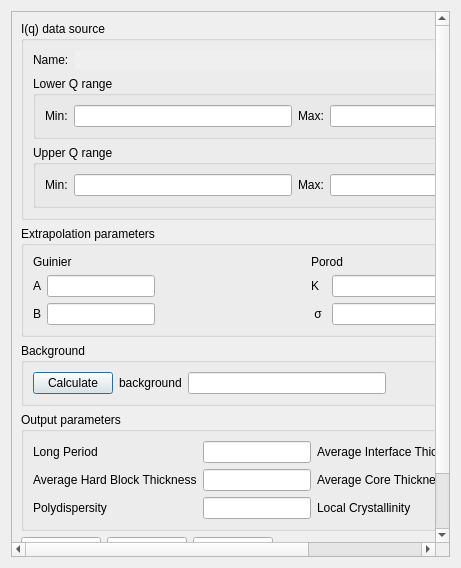
First picture: the form in src/sas/qtgui/Perspectives/Corfunc/UI/CorfuncPanel.ui, repository SasView/sasview, before the edit.
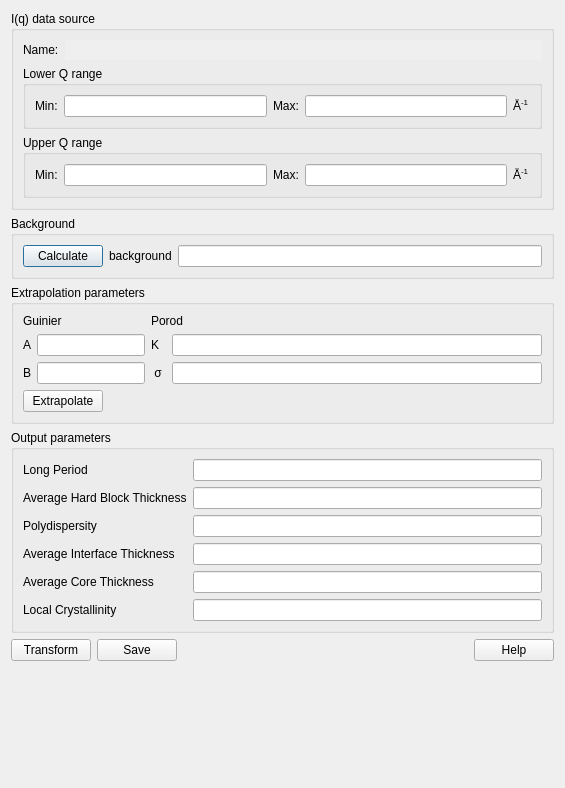
Second picture: the form after the edit.

Commit message: Modified the UI a bit in order to fit to the corfunc workflow better. Also, removed the horizontal scrollbar which misbehaved on windows.

The edit to the form file:
```diff
--- a/src/sas/qtgui/Perspectives/Corfunc/UI/CorfuncPanel.ui
+++ b/src/sas/qtgui/Perspectives/Corfunc/UI/CorfuncPanel.ui
@@ -6,19 +6,21 @@
    <rect>
     <x>0</x>
     <y>0</y>
-    <width>461</width>
-    <height>568</height>
+    <width>565</width>
+    <height>788</height>
    </rect>
   </property>
+  <property name="sizePolicy">
+   <sizepolicy hsizetype="Minimum" vsizetype="Minimum">
+    <horstretch>0</horstretch>
+    <verstretch>0</verstretch>
+   </sizepolicy>
+  </property>
   <property name="windowTitle">
    <string>Dialog</string>
   </property>
-  <layout class="QGridLayout" name="gridLayout_8">
+  <layout class="QGridLayout" name="gridLayout_4">
     <item row="0" column="0">
-      <widget class="QScrollArea" name="scroll_area">
-	<widget class="QWidget" name="scrollAreaWidgetContents">
-	  <layout class="QVBoxLayout" name="mainVerticalLayout">
-	    <item>
 	      <widget class="QGroupBox" name="groupBox">
 		<property name="title">
 		  <string>I(q) data source</string>
@@ -38,6 +40,12 @@
 			  <property name="enabled">
 			    <bool>false</bool>
 			  </property>
+          <property name="sizePolicy">
+           <sizepolicy hsizetype="MinimumExpanding" vsizetype="Fixed">
+            <horstretch>0</horstretch>
+            <verstretch>0</verstretch>
+           </sizepolicy>
+          </property>
 			  <property name="frame">
 			    <bool>false</bool>
 			  </property>
@@ -68,6 +76,12 @@
 				<property name="enabled">
 				  <bool>true</bool>
 				</property>
+             <property name="sizePolicy">
+              <sizepolicy hsizetype="MinimumExpanding" vsizetype="Fixed">
+               <horstretch>0</horstretch>
+               <verstretch>0</verstretch>
+              </sizepolicy>
+             </property>
 			      </widget>
 			    </item>
 			    <item>
@@ -82,6 +96,12 @@
 				<property name="enabled">
 				  <bool>true</bool>
 				</property>
+             <property name="sizePolicy">
+              <sizepolicy hsizetype="MinimumExpanding" vsizetype="Fixed">
+               <horstretch>0</horstretch>
+               <verstretch>0</verstretch>
+              </sizepolicy>
+             </property>
 			      </widget>
 			    </item>
 			    <item>
@@ -116,6 +136,12 @@
 				<property name="enabled">
 				  <bool>true</bool>
 				</property>
+             <property name="sizePolicy">
+              <sizepolicy hsizetype="MinimumExpanding" vsizetype="Fixed">
+               <horstretch>0</horstretch>
+               <verstretch>0</verstretch>
+              </sizepolicy>
+             </property>
 			      </widget>
 			    </item>
 			    <item>
@@ -130,6 +156,12 @@
 				<property name="enabled">
 				  <bool>true</bool>
 				</property>
+             <property name="sizePolicy">
+              <sizepolicy hsizetype="MinimumExpanding" vsizetype="Fixed">
+               <horstretch>0</horstretch>
+               <verstretch>0</verstretch>
+              </sizepolicy>
+             </property>
 			      </widget>
 			    </item>
 			    <item>
@@ -147,13 +179,59 @@
 		</layout>
 	      </widget>
 	    </item>
+   <item row="0" column="1" rowspan="6">
+    <layout class="QVBoxLayout" name="plotLayout"/>
+   </item>
+   <item row="1" column="0">
+    <widget class="QGroupBox" name="groupBox_5">
+     <property name="title">
+      <string>Background</string>
+     </property>
+     <layout class="QGridLayout" name="gridLayout_7">
+      <item row="0" column="0">
+       <layout class="QHBoxLayout" name="horizontalLayout_6">
 	    <item>
+         <widget class="QPushButton" name="cmdCalculateBg">
+          <property name="text">
+           <string>Calculate</string>
+          </property>
+         </widget>
+        </item>
+        <item>
+         <widget class="QLabel" name="label">
+          <property name="text">
+           <string>background</string>
+          </property>
+         </widget>
+        </item>
+        <item>
+         <widget class="QLineEdit" name="txtBackground">
+          <property name="sizePolicy">
+           <sizepolicy hsizetype="MinimumExpanding" vsizetype="Fixed">
+            <horstretch>0</horstretch>
+            <verstretch>0</verstretch>
+           </sizepolicy>
+          </property>
+         </widget>
+        </item>
+       </layout>
+      </item>
+     </layout>
+    </widget>
+   </item>
+   <item row="2" column="0">
 	      <widget class="QGroupBox" name="groupBox_4">
+     <property name="sizePolicy">
+      <sizepolicy hsizetype="MinimumExpanding" vsizetype="Fixed">
+       <horstretch>0</horstretch>
+       <verstretch>0</verstretch>
+      </sizepolicy>
+     </property>
 		<property name="title">
 		  <string>Extrapolation parameters</string>
 		</property>
-		<layout class="QGridLayout" name="gridLayout_4">
-		  <item row="0" column="0">
+     <layout class="QGridLayout" name="gridLayout_2">
+      <item row="0" column="0" colspan="2">
 		    <layout class="QFormLayout" name="formLayout_2">
 		      <item row="0" column="0">
 			<widget class="QLabel" name="label_8">
@@ -203,7 +281,7 @@
 		      </item>
 		    </layout>
 		  </item>
-		  <item row="0" column="1">
+      <item row="0" column="2">
 		    <layout class="QVBoxLayout" name="verticalLayout">
 		      <item>
 			<widget class="QLabel" name="label_9">
@@ -246,60 +324,46 @@
 		      </item>
 		    </layout>
 		  </item>
-		</layout>
-	      </widget>
-	    </item>
-	    <item>
-	      <widget class="QGroupBox" name="groupBox_5">
-		<property name="title">
-		  <string>Background</string>
-		</property>
-		<layout class="QGridLayout" name="gridLayout_7">
-		  <item row="0" column="0">
-		    <layout class="QHBoxLayout" name="horizontalLayout_6">
-		      <item>
-			<widget class="QPushButton" name="cmdCalculateBg">
+      <item row="1" column="0">
+       <widget class="QPushButton" name="cmdExtrapolate">
+        <property name="toolTip">
+         <string>Find the Guinier and Porod extrapolations of the data as Q → 0 and Q → ∞</string>
+        </property>
 			  <property name="text">
-			    <string>Calculate</string>
+         <string>Extrapolate</string>
 			  </property>
 			</widget>
 		      </item>
-		      <item>
-			<widget class="QLabel" name="label">
-			  <property name="text">
-			    <string>background</string>
-			  </property>
-			</widget>
-		      </item>
-		      <item>
-			<widget class="QLineEdit" name="txtBackground"/>
-		      </item>
-		      <item>
-			<spacer name="horizontalSpacer_2">
+      <item row="1" column="1" colspan="2">
+       <spacer name="horizontalSpacer_3">
 			  <property name="orientation">
 			    <enum>Qt::Horizontal</enum>
 			  </property>
 			  <property name="sizeHint" stdset="0">
 			    <size>
-			      <width>40</width>
+          <width>293</width>
 			      <height>20</height>
 			    </size>
 			  </property>
 			</spacer>
 		      </item>
 		    </layout>
-		  </item>
-		</layout>
-	      </widget>
-	    </item>
-	    <item>
+    </widget>
+   </item>
+   <item row="3" column="0">
 	      <widget class="QGroupBox" name="groupBox_3">
+     <property name="sizePolicy">
+      <sizepolicy hsizetype="MinimumExpanding" vsizetype="Preferred">
+       <horstretch>0</horstretch>
+       <verstretch>0</verstretch>
+      </sizepolicy>
+     </property>
 		<property name="title">
 		  <string>Output parameters</string>
 		</property>
 		<layout class="QGridLayout" name="gridLayout_3">
 		  <item row="0" column="0">
-		    <layout class="QGridLayout" name="gridLayout_2">
+       <layout class="QFormLayout" name="formLayout_3">
 		      <item row="0" column="0">
 			<widget class="QLabel" name="label_14">
 			  <property name="text">
@@ -308,27 +372,16 @@
 			</widget>
 		      </item>
 		      <item row="0" column="1">
-			<widget class="QLineEdit" name="txtLongPeriod" width="50">
-			  <property name="minimumSize" stdset="0">
-			    <size>
-			      <width>60</width>
-			      <height>20</height>
-			    </size>
-			  </property>
-			</widget>
-		      </item>
-		      <item row="0" column="2">
-			<widget class="QLabel" name="label_15">
-			  <property name="text">
-			    <string>Average Interface Thickness</string>
-			  </property>
-			</widget>
-		      </item>
-		      <item row="0" column="3">
-			<widget class="QLineEdit" name="txtAvgIntThick">
-			  <property name="minimumSize" stdset="0">
+         <widget class="QLineEdit" name="txtLongPeriod">
+          <property name="sizePolicy">
+           <sizepolicy hsizetype="MinimumExpanding" vsizetype="Fixed">
+            <horstretch>0</horstretch>
+            <verstretch>0</verstretch>
+           </sizepolicy>
+          </property>
+          <property name="minimumSize">
 			    <size>
-			      <width>60</width>
+            <width>20</width>
 			      <height>20</height>
 			    </size>
 			  </property>
@@ -342,18 +395,15 @@
 			</widget>
 		      </item>
 		      <item row="1" column="1">
-			<widget class="QLineEdit" name="txtAvgHardBlock"/>
-		      </item>
-		      <item row="1" column="2">
-			<widget class="QLabel" name="label_17">
-			  <property name="text">
-			    <string>Average Core Thickness</string>
+         <widget class="QLineEdit" name="txtAvgHardBlock">
+          <property name="sizePolicy">
+           <sizepolicy hsizetype="MinimumExpanding" vsizetype="Fixed">
+            <horstretch>0</horstretch>
+            <verstretch>0</verstretch>
+           </sizepolicy>
 			  </property>
 			</widget>
 		      </item>
-		      <item row="1" column="3">
-			<widget class="QLineEdit" name="txtAvgCoreThick"/>
-		      </item>
 		      <item row="2" column="0">
 			<widget class="QLabel" name="label_18">
 			  <property name="text">
@@ -362,35 +412,79 @@
 			</widget>
 		      </item>
 		      <item row="2" column="1">
-			<widget class="QLineEdit" name="txtPolydisp"/>
-		      </item>
-		      <item row="2" column="2">
+         <widget class="QLineEdit" name="txtPolydisp">
+          <property name="sizePolicy">
+           <sizepolicy hsizetype="MinimumExpanding" vsizetype="Fixed">
+            <horstretch>0</horstretch>
+            <verstretch>0</verstretch>
+           </sizepolicy>
+          </property>
+         </widget>
+        </item>
+        <item row="3" column="0">
+         <widget class="QLabel" name="label_15">
+          <property name="text">
+           <string>Average Interface Thickness</string>
+          </property>
+         </widget>
+        </item>
+        <item row="3" column="1">
+         <widget class="QLineEdit" name="txtAvgIntThick">
+          <property name="sizePolicy">
+           <sizepolicy hsizetype="MinimumExpanding" vsizetype="Fixed">
+            <horstretch>0</horstretch>
+            <verstretch>0</verstretch>
+           </sizepolicy>
+          </property>
+          <property name="minimumSize">
+           <size>
+            <width>20</width>
+            <height>20</height>
+           </size>
+          </property>
+         </widget>
+        </item>
+        <item row="4" column="0">
+         <widget class="QLabel" name="label_17">
+          <property name="text">
+           <string>Average Core Thickness</string>
+          </property>
+         </widget>
+        </item>
+        <item row="4" column="1">
+         <widget class="QLineEdit" name="txtAvgCoreThick">
+          <property name="sizePolicy">
+           <sizepolicy hsizetype="MinimumExpanding" vsizetype="Fixed">
+            <horstretch>0</horstretch>
+            <verstretch>0</verstretch>
+           </sizepolicy>
+          </property>
+         </widget>
+        </item>
+        <item row="5" column="0">
 			<widget class="QLabel" name="label_19">
 			  <property name="text">
 			    <string>Local Crystallinity</string>
 			  </property>
 			</widget>
 		      </item>
-		      <item row="2" column="3">
-			<widget class="QLineEdit" name="txtLocalCrystal"/>
+        <item row="5" column="1">
+         <widget class="QLineEdit" name="txtLocalCrystal">
+          <property name="sizePolicy">
+           <sizepolicy hsizetype="MinimumExpanding" vsizetype="Fixed">
+            <horstretch>0</horstretch>
+            <verstretch>0</verstretch>
+           </sizepolicy>
+          </property>
+         </widget>
 		      </item>
 		    </layout>
 		  </item>
 		</layout>
 	      </widget>
 	    </item>
-	    <item>
+   <item row="4" column="0">
 	      <layout class="QHBoxLayout" name="horizontalLayout_5">
-		<item>
-		  <widget class="QPushButton" name="cmdExtrapolate">
-		    <property name="text">
-		      <string>Extrapolate</string>
-		    </property>
-		    <property name="toolTip">
-		      <string>Find the Guinier and Porod extrapolations of the data as Q → 0 and Q → ∞</string>
-		    </property>
-		  </widget>
-		</item>
 		<item>
 		  <widget class="QPushButton" name="cmdTransform">
 		    <property name="text">
@@ -433,7 +527,7 @@
 		</item>
 	      </layout>
 	    </item>
-	    <item>
+   <item row="5" column="0">
 	      <spacer name="verticalSpacer">
 		<property name="orientation">
 		  <enum>Qt::Vertical</enum>
@@ -441,18 +535,10 @@
 		<property name="sizeHint" stdset="0">
 		  <size>
 		    <width>20</width>
-		    <height>38</height>
+       <height>58</height>
 		  </size>
 		</property>
 	      </spacer>
-	    </item>
-	  </layout>
-	</widget>
-      </widget>
-    </item>
-   <item row="0" column="1">
-    <layout class="QVBoxLayout" name="plotLayout">
-    </layout>
    </item>
   </layout>
  </widget>
```
Left out of the diff: 14 changed lines with no effect on the pictures. Lines whose indentation alone changed are shown as unchanged. The commit also changes 1 other file.
